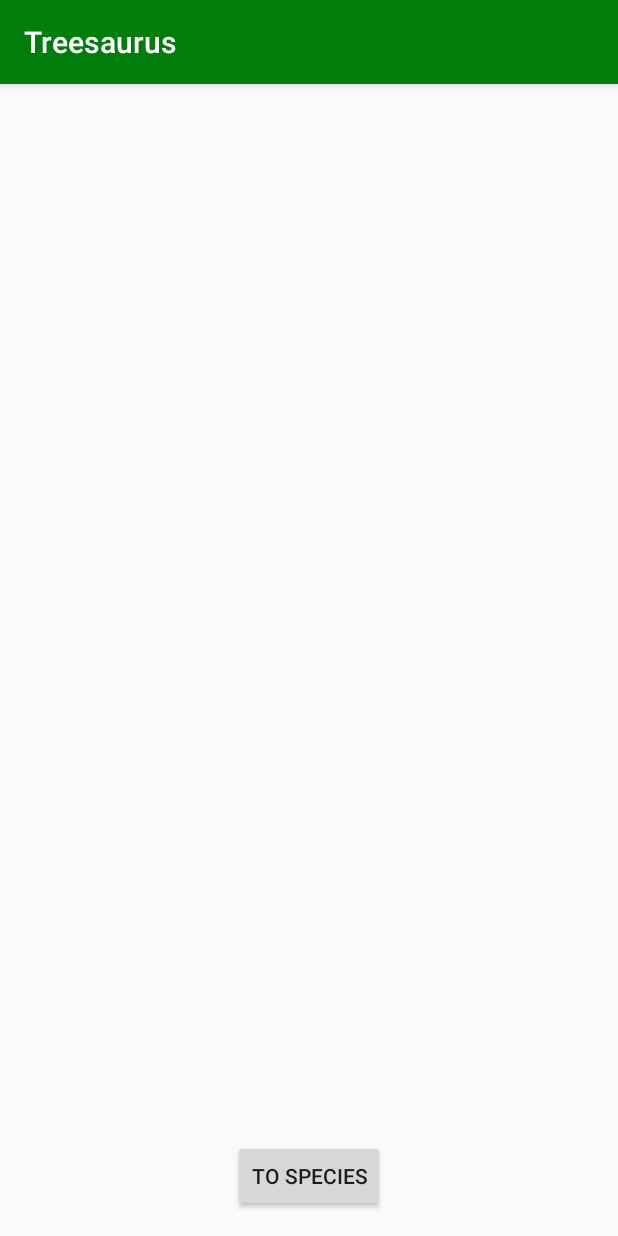
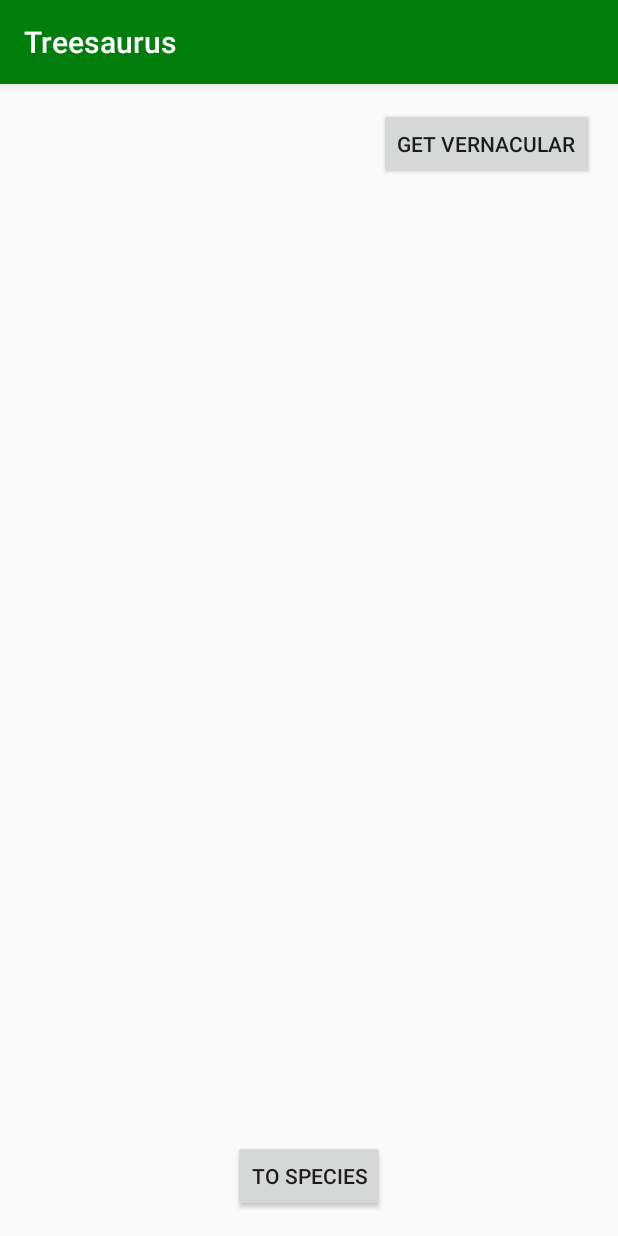
Before and after one commit to JPUF/TreeAndroid, an Android app: the screen it shows after launch (HomeActivity), on a phone screen of 412 x 824 dp. Run offline under Robolectric (Android 15) with nearby library versions, the phone set to English and light mode, and no system bars.

Commit message:
Basic demo of network functionality.

```diff
--- a/app/build.gradle
+++ b/app/build.gradle
@@ -22,6 +22,8 @@ dependencies {
     implementation fileTree(dir: 'libs', include: ['*.jar'])
     implementation 'com.android.support:appcompat-v7:28.0.0'
     implementation 'com.android.support.constraint:constraint-layout:1.1.3'
+    implementation 'com.google.code.gson:gson:2.8.5'
+    implementation 'org.jsoup:jsoup:1.11.3'
     testImplementation 'junit:junit:4.12'
     androidTestImplementation 'com.android.support.test:runner:1.0.2'
     androidTestImplementation 'com.android.support.test.espresso:espresso-core:3.0.2'
--- a/app/src/main/res/layout/activity_home.xml
+++ b/app/src/main/res/layout/activity_home.xml
@@ -10,12 +10,32 @@
         android:id="@+id/button"
         android:layout_width="wrap_content"
         android:layout_height="wrap_content"
+        android:layout_marginBottom="16dp"
+        android:layout_marginEnd="16dp"
         android:layout_marginStart="16dp"
-        android:layout_marginEnd="16dp"
-        android:layout_marginBottom="16dp"
         android:onClick="toSpecies"
         android:text="@string/home_button"
         app:layout_constraintBottom_toBottomOf="parent"
         app:layout_constraintEnd_toEndOf="parent"
         app:layout_constraintStart_toStartOf="parent" />
+
+    <TextView
+        android:id="@+id/text"
+        android:layout_width="82dp"
+        android:layout_height="35dp"
+        android:layout_marginStart="16dp"
+        android:layout_marginTop="16dp"
+        app:layout_constraintStart_toStartOf="parent"
+        app:layout_constraintTop_toTopOf="parent"
+        tools:text="Name Here" />
+
+    <Button
+        android:id="@+id/vern"
+        android:layout_width="wrap_content"
+        android:layout_height="wrap_content"
+        android:layout_marginEnd="16dp"
+        android:layout_marginTop="16dp"
+        android:text="Get Vernacular"
+        app:layout_constraintEnd_toEndOf="parent"
+        app:layout_constraintTop_toTopOf="parent" />
 </android.support.constraint.ConstraintLayout>
```
Also changed, not shown: app/src/main/java/com/example/psyjb12/tree/HomeActivity.java (+58 -0 lines).
